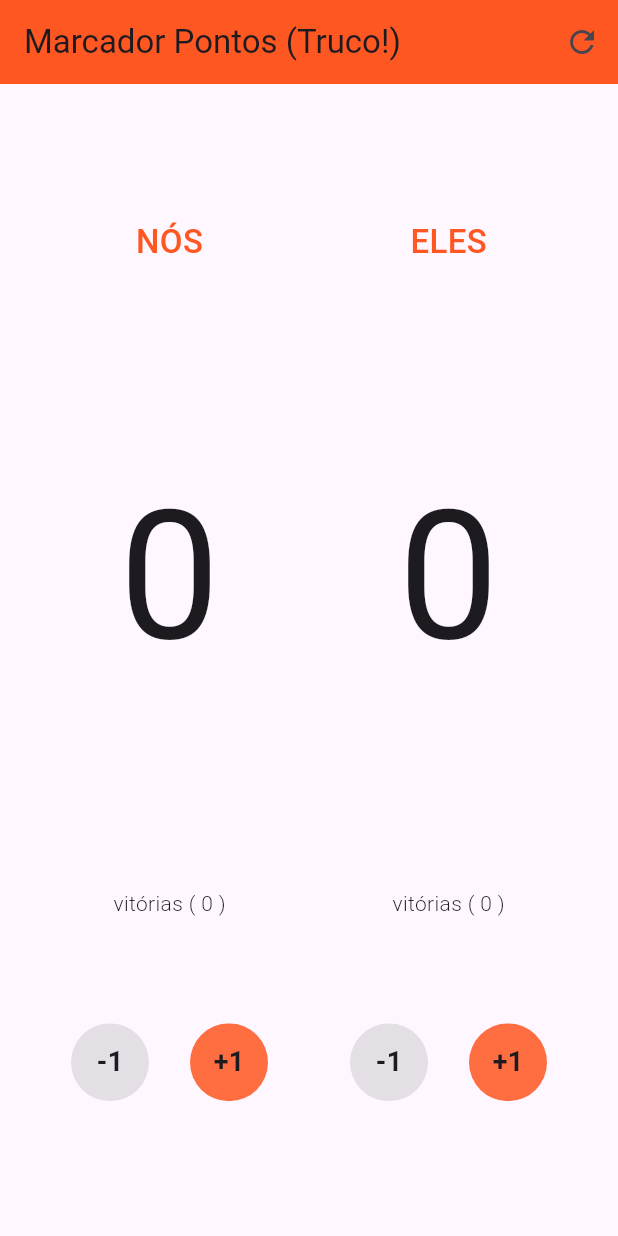
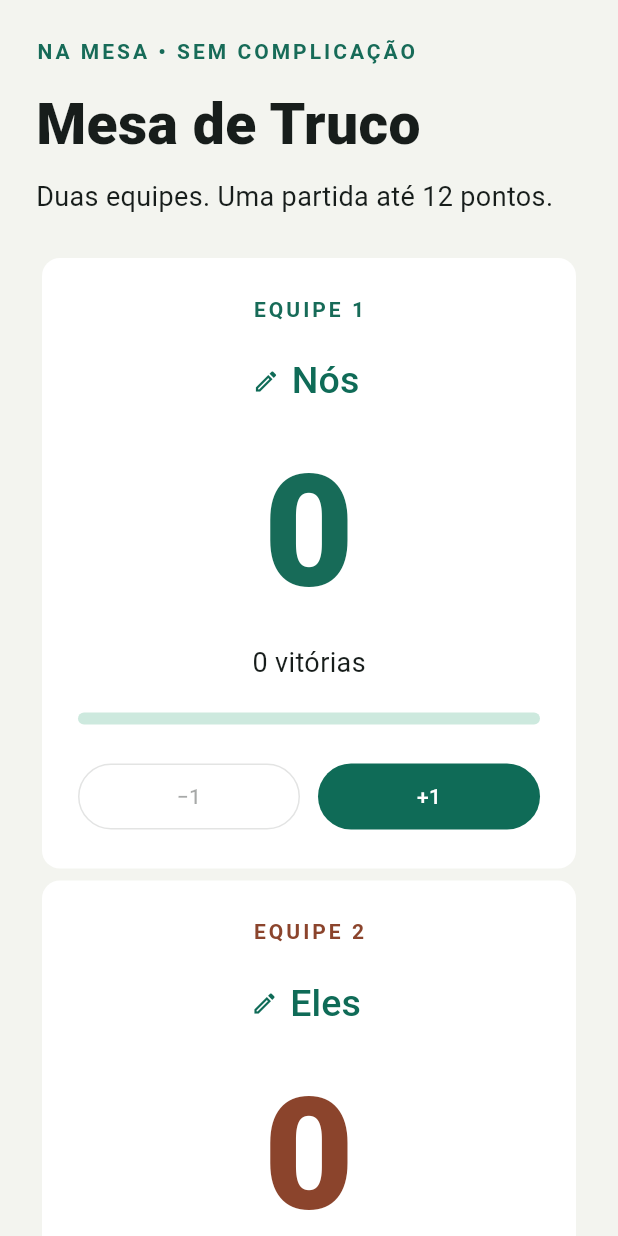
Before and after one commit to kleberandrade/marcador-truco-aulas-flutter, a Flutter app: the screen it shows after launch, on a phone screen of 412 x 824 dp. Run offline on Flutter 3.47's test engine with Material 3 defaults, Android fonts, the phone set to English and light mode, and no system bars; our stand-ins replace shared_preferences.

Commit message:
feat: deliver accessible persistent Truco scoreboard
Extract immutable score transitions, validate team names and snapshots, persist match recovery and redesign responsive team cards. Seven domain/storage/widget tests and Chrome score/reload verification cover the core flows.

```diff
--- /dev/null
+++ b/lib/data/match_store.dart
@@ -0,0 +1,18 @@
+import 'package:shared_preferences/shared_preferences.dart';
+import '../domain/match.dart';
+
+class MatchStore {
+  static const key = 'truco.match.v1';
+  final SharedPreferences preferences;
+  MatchStore(this.preferences);
+  Match load() {
+    final value = preferences.getString(key);
+    return value == null ? Match.initial() : Match.decode(value);
+  }
+
+  Future<void> save(Match game) async {
+    if (!await preferences.setString(key, game.encode())) {
+      throw StateError('Save failed');
+    }
+  }
+}
--- /dev/null
+++ b/lib/domain/match.dart
@@ -0,0 +1,86 @@
+import 'dart:convert';
+
+class Match {
+  final List<String> names;
+  final List<int> scores, wins;
+  Match._(List<String> n, List<int> s, List<int> w)
+    : names = List.unmodifiable(n),
+      scores = List.unmodifiable(s),
+      wins = List.unmodifiable(w);
+  factory Match.initial() => Match._(['Nós', 'Eles'], [0, 0], [0, 0]);
+  int? get winner => scores.contains(12) ? scores.indexOf(12) : null;
+  Match point(int team, int delta) {
+    RangeError.checkValidIndex(team, scores);
+    if (delta != 1 && delta != -1) throw ArgumentError('Use +1 or -1');
+    if (winner != null) return this;
+    final s = [...scores];
+    s[team] = (s[team] + delta).clamp(0, 12);
+    return Match._(names, s, wins);
+  }
+
+  static String validName(String value) {
+    final n = value.trim();
+    if (n.isEmpty || n.length > 24) {
+      throw const FormatException('Use de 1 a 24 caracteres.');
+    }
+    return n;
+  }
+
+  Match rename(int team, String value) {
+    final n = [...names];
+    n[team] = validName(value);
+    return Match._(n, scores, wins);
+  }
+
+  Match restart({bool clearWins = false}) =>
+      Match._(names, [0, 0], clearWins ? [0, 0] : wins);
+  Match confirmWin() {
+    if (winner == null) return this;
+    final w = [...wins];
+    w[winner!]++;
+    return Match._(names, [0, 0], w);
+  }
+
+  Match cancelWin() {
+    if (winner == null) return this;
+    final s = [...scores];
+    s[winner!] = 11;
+    return Match._(names, s, wins);
+  }
+
+  String encode() => jsonEncode({
+    'version': 1,
+    'names': names,
+    'scores': scores,
+    'wins': wins,
+  });
+  factory Match.decode(String source) {
+    final d = jsonDecode(source);
+    if (d is! Map || d['version'] != 1) {
+      throw const FormatException('Unknown save version');
+    }
+    List<int> numbers(String key, int max) {
+      final v = d[key];
+      if (v is! List ||
+          v.length != 2 ||
+          v.any((e) => e is! int || e < 0 || e > max)) {
+        throw const FormatException('Invalid scores');
+      }
+      return v.cast<int>();
+    }
+
+    final n = d['names'];
+    if (n is! List || n.length != 2 || n.any((e) => e is! String)) {
+      throw const FormatException('Invalid names');
+    }
+    final s = numbers('scores', 12);
+    if (s.where((v) => v == 12).length > 1) {
+      throw const FormatException('Two winners');
+    }
+    return Match._(
+      n.cast<String>().map(validName).toList(),
+      s,
+      numbers('wins', 1000000000),
+    );
+  }
+}
--- a/lib/main.dart
+++ b/lib/main.dart
@@ -1,13 +1,43 @@
 import 'package:flutter/material.dart';
-import 'package:marcador_truco/views/home_page.dart';
+import 'package:shared_preferences/shared_preferences.dart';
+import 'data/match_store.dart';
+import 'views/home_page.dart';
 
 void main() {
-  runApp(
-    MaterialApp(
-      debugShowCheckedModeBanner: false,
-      title: 'Marcador de Truco',
-      theme: ThemeData(primarySwatch: Colors.deepOrange),
-      home: HomePage(),
+  WidgetsFlutterBinding.ensureInitialized();
+  runApp(const TrucoApp());
+}
+
+class TrucoApp extends StatelessWidget {
+  const TrucoApp({super.key});
+  @override
+  Widget build(BuildContext context) => MaterialApp(
+    title: 'Mesa de Truco',
+    debugShowCheckedModeBanner: false,
+    theme: ThemeData(
+      useMaterial3: true,
+      colorScheme: ColorScheme.fromSeed(seedColor: const Color(0xff176b58)),
+      scaffoldBackgroundColor: const Color(0xfff3f4ef),
+    ),
+    home: FutureBuilder<SharedPreferences>(
+      future: SharedPreferences.getInstance(),
+      builder: (context, snapshot) {
+        if (snapshot.hasError) {
+          return const Scaffold(
+            body: Center(
+              child: Text(
+                'Não foi possível abrir o armazenamento. Recarregue o app.',
+              ),
+            ),
+          );
+        }
+        if (!snapshot.hasData) {
+          return const Scaffold(
+            body: Center(child: CircularProgressIndicator()),
+          );
+        }
+        return HomePage(store: MatchStore(snapshot.data!));
+      },
     ),
   );
 }
--- a/lib/models/player.dart
+++ /dev/null
@@ -1,7 +0,0 @@
-class Player {
-  String name;
-  int score;
-  int victories;
-
-  Player({this.name, this.score, this.victories});
-}
--- a/lib/views/home_page.dart
+++ b/lib/views/home_page.dart
@@ -1,204 +1,248 @@
 import 'package:flutter/material.dart';
-import 'package:marcador_truco/models/player.dart';
+import '../domain/match.dart';
+import '../data/match_store.dart';
+import '../widgets/team_board.dart';
 
 class HomePage extends StatefulWidget {
+  final MatchStore store;
+  const HomePage({super.key, required this.store});
   @override
-  _HomePageState createState() => _HomePageState();
+  State<HomePage> createState() => _HomePageState();
 }
 
 class _HomePageState extends State<HomePage> {
-  var _playerOne = Player(name: "Nós", score: 0, victories: 0);
-  var _playerTwo = Player(name: "Eles", score: 0, victories: 0);
-
+  Match game = Match.initial();
+  String? error;
+  bool saving = false;
   @override
   void initState() {
     super.initState();
-    _resetPlayers();
-
+    try {
+      game = widget.store.load();
+    } catch (_) {
+      error =
+          'O placar salvo está inválido. Nada foi sobrescrito. Inicie uma nova partida para continuar.';
+    }
+    if (game.winner != null) {
+      WidgetsBinding.instance.addPostFrameCallback((_) => finish());
+    }
   }
 
-  void _resetPlayer({Player player, bool resetVictories = true}) {
+  Future<void> update(Match next) async {
     setState(() {
-      player.score = 0;
-      if (resetVictories) player.victories = 0;
+      game = next;
+      saving = true;
+      error = null;
     });
+    try {
+      await widget.store.save(next);
+    } catch (_) {
+      error =
+          'Falha ao salvar. O placar está apenas nesta sessão. Tente salvar novamente.';
+    }
+    if (mounted) setState(() => saving = false);
   }
 
-  void _resetPlayers({bool resetVictories = true}) {
-    _resetPlayer(player: _playerOne, resetVictories: resetVictories);
-    _resetPlayer(player: _playerTwo, resetVictories: resetVictories);
+  Future<bool> confirm(String title, String message, String action) async =>
+      await showDialog<bool>(
+        context: context,
+        barrierDismissible: false,
+        builder: (context) => PopScope(
+          canPop: false,
+          child: AlertDialog(
+            title: Text(title),
+            content: Text(message),
+            actions: [
+              TextButton(
+                onPressed: () => Navigator.pop(context, false),
+                child: const Text('Cancelar'),
+              ),
+              FilledButton(
+                onPressed: () => Navigator.pop(context, true),
+                child: Text(action),
+              ),
+            ],
+          ),
+        ),
+      ) ??
+      false;
+  Future<void> finish() async {
+    final won = await confirm(
+      'Fim da partida',
+      '${game.names[game.winner!]} chegou a 12. Confirmar vitória e abrir a próxima partida?',
+      'Confirmar vitória',
+    );
+    if (mounted) await update(won ? game.confirmWin() : game.cancelWin());
   }
 
-  @override
-  Widget build(BuildContext context) {
-    return Scaffold(
-      appBar: AppBar(
-        backgroundColor: Colors.deepOrange,
-        title: Text("Marcador Pontos (Truco!)"),
-        actions: <Widget>[
-          IconButton(
-            onPressed: () {
-              _showDialog(
-                  title: 'Zerar',
-                  message:
-                      'Tem certeza que deseja começar novamente a pontuação?',
-                  confirm: () {
-                    _resetPlayers();
-                  });
-            },
-            icon: Icon(Icons.refresh),
-          )
-        ],
-      ),
-      body: Container(padding: EdgeInsets.all(20.0), child: _showPlayers()),
-    );
+  Future<void> point(int team, int delta) async {
+    await update(game.point(team, delta));
+    if (mounted && game.winner != null) await finish();
   }
 
-  Widget _showPlayerBoard(Player player) {
-    return Expanded(
-      flex: 1,
-      child: Column(
-        mainAxisAlignment: MainAxisAlignment.spaceEvenly,
-        crossAxisAlignment: CrossAxisAlignment.center,
-        children: <Widget>[
-          _showPlayerName(player.name),
-          _showPlayerScore(player.score),
-          _showPlayerVictories(player.victories),
-          _showScoreButtons(player),
+  Future<void> rename(int team) async {
+    final controller = TextEditingController(text: game.names[team]);
+    final form = GlobalKey<FormState>();
+    final result = await showDialog<String>(
+      context: context,
+      builder: (context) => AlertDialog(
+        title: const Text('Nome da equipe'),
+        content: Form(
+          key: form,
+          child: TextFormField(
+            controller: controller,
+            autofocus: true,
+            maxLength: 24,
+            decoration: const InputDecoration(labelText: 'Equipe'),
+            validator: (value) {
+              try {
+                Match.validName(value ?? '');
+                return null;
+              } on FormatException catch (e) {
+                return e.message;
+              }
+            },
+          ),
+        ),
+        actions: [
+          TextButton(
+            onPressed: () => Navigator.pop(context),
+            child: const Text('Cancelar'),
+          ),
+          FilledButton(
+            onPressed: () {
+              if (form.currentState!.validate()) {
+                Navigator.pop(context, controller.text);
+              }
+            },
+            child: const Text('Salvar'),
+          ),
         ],
       ),
     );
+    if (result != null && mounted) await update(game.rename(team, result));
+    await Future<void>.delayed(const Duration(milliseconds: 300));
+    controller.dispose();
   }
 
-  Widget _showPlayers() {
-    return Row(
-      mainAxisSize: MainAxisSize.max,
-      mainAxisAlignment: MainAxisAlignment.spaceAround,
-      crossAxisAlignment: CrossAxisAlignment.center,
-      children: <Widget>[
-        _showPlayerBoard(_playerOne),
-        _showPlayerBoard(_playerTwo),
-      ],
-    );
-  }
-
-  Widget _showPlayerName(String name) {
-    return Text(
-      name.toUpperCase(),
-      style: TextStyle(
-          fontSize: 22.0,
-          fontWeight: FontWeight.w500,
-          color: Colors.deepOrange),
-    );
-  }
-
-  Widget _showPlayerVictories(int victories) {
-    return Text(
-      "vitórias ( $victories )",
-      style: TextStyle(fontWeight: FontWeight.w300),
-    );
-  }
-
-  Widget _showPlayerScore(int score) {
-    return Padding(
-      padding: const EdgeInsets.symmetric(vertical: 52.0),
-      child: Text(
-        "$score",
-        style: TextStyle(fontSize: 120.0),
-      ),
-    );
-  }
-
-  Widget _buildRoundedButton(
-      {String text, double size = 52.0, Color color, Function onTap}) {
-    return GestureDetector(
-      onTap: onTap,
-      child: ClipOval(
-        child: Container(
-          color: color,
-          height: size,
-          width: size,
-          child: Center(
-              child: Text(
-            text,
-            style: TextStyle(fontSize: 18.0, fontWeight: FontWeight.bold),
-          )),
+  Widget board(int team) => TeamBoard(
+    game: game,
+    team: team,
+    saving: saving,
+    onRename: () => rename(team),
+    onPoint: (delta) => point(team, delta),
+  );
+  @override
+  Widget build(BuildContext context) => Scaffold(
+    body: SafeArea(
+      child: Center(
+        child: ConstrainedBox(
+          constraints: const BoxConstraints(maxWidth: 1000),
+          child: SingleChildScrollView(
+            padding: const EdgeInsets.all(24),
+            child: Column(
+              crossAxisAlignment: CrossAxisAlignment.start,
+              children: [
+                const Text(
+                  'NA MESA • SEM COMPLICAÇÃO',
+                  style: TextStyle(
+                    letterSpacing: 2,
+                    fontWeight: FontWeight.bold,
+                    color: Color(0xff176b58),
+                  ),
+                ),
+                const SizedBox(height: 12),
+                const Text(
+                  'Mesa de Truco',
+                  style: TextStyle(fontSize: 38, fontWeight: FontWeight.w800),
+                ),
+                const SizedBox(height: 8),
+                const Text(
+                  'Duas equipes. Uma partida até 12 pontos.',
+                  style: TextStyle(fontSize: 18),
+                ),
+                const SizedBox(height: 24),
+                if (error != null)
+                  Card(
+                    child: Padding(
+                      padding: const EdgeInsets.all(16),
+                      child: Column(
+                        children: [
+                          Text(error!),
+                          TextButton(
+                            onPressed: saving ? null : () => update(game),
+                            child: const Text('Salvar placar atual'),
+                          ),
+                        ],
+                      ),
+                    ),
+                  ),
+                if (saving) const LinearProgressIndicator(),
+                LayoutBuilder(
+                  builder: (context, constraints) => constraints.maxWidth >= 650
+                      ? Row(
+                          crossAxisAlignment: CrossAxisAlignment.start,
+                          children: [
+                            Expanded(child: board(0)),
+                            Expanded(child: board(1)),
+                          ],
+                        )
+                      : Column(children: [board(0), board(1)]),
+                ),
+                const SizedBox(height: 16),
+                Wrap(
+                  spacing: 12,
+                  runSpacing: 12,
+                  children: [
+                    OutlinedButton.icon(
+                      icon: const Icon(Icons.refresh),
+                      label: const Text('Nova partida'),
+                      onPressed: saving
+                          ? null
+                          : () async {
+                              if (await confirm(
+                                    'Nova partida?',
+                                    'Os pontos serão zerados. Os nomes e as vitórias serão mantidos.',
+                                    'Reiniciar',
+                                  ) &&
+                                  mounted) {
+                                await update(game.restart());
+                              }
+                            },
+                    ),
+                    TextButton(
+                      onPressed: saving
+                          ? null
+                          : () async {
+                              if (await confirm(
+                                    'Zerar vitórias também?',
+                                    'Todos os pontos e as vitórias serão apagados.',
+                                    'Zerar tudo',
+                                  ) &&
+                                  mounted) {
+                                await update(game.restart(clearWins: true));
+                              }
+                            },
+                      child: const Text('Zerar sessão'),
+                    ),
+                  ],
+                ),
+                const SizedBox(height: 24),
+                Text(
+                  game.scores.every((s) => s == 11)
+                      ? '11 × 11 • Combinem as regras da mão de ferro na mesa.'
+                      : 'Marcação manual • Use +1 e −1 conforme o resultado de cada mão.',
+                ),
+                const SizedBox(height: 8),
+                const Text(
+                  'O placar é salvo neste dispositivo. As regras regionais ficam por conta da mesa.',
+                  style: TextStyle(color: Color(0xff515952)),
+                ),
+              ],
+            ),
+          ),
         ),
       ),
-    );
-  }
-
-  Widget _showScoreButtons(Player player) {
-    return Row(
-      crossAxisAlignment: CrossAxisAlignment.center,
-      mainAxisAlignment: MainAxisAlignment.spaceEvenly,
-      children: <Widget>[
-        _buildRoundedButton(
-          text: '-1',
-          color: Colors.black.withOpacity(0.1),
-          onTap: () {
-            setState(() {
-              player.score--;
-            });
-          },
-        ),
-        _buildRoundedButton(
-          text: '+1',
-          color: Colors.deepOrangeAccent,
-          onTap: () {
-            setState(() {
-              player.score++;
-            });
-
-            if (player.score == 12) {
-              _showDialog(
-                  title: 'Fim do jogo',
-                  message: '${player.name} ganhou!',
-                  confirm: () {
-                    setState(() {
-                      player.victories++;
-                    });
-
-                    _resetPlayers(resetVictories: false);
-                  },
-                  cancel: () {
-                    setState(() {
-                      player.score--;
-                    });
-                  });
-            }
-          },
-        ),
-      ],
-    );
-  }
-
-  void _showDialog(
-      {String title, String message, Function confirm, Function cancel}) {
-    showDialog(
-      context: context,
-      builder: (BuildContext context) {
-        return AlertDialog(
-          title: Text(title),
-          content: Text(message),
-          actions: <Widget>[
-            FlatButton(
-              child: Text("CANCEL"),
-              onPressed: () {
-                Navigator.of(context).pop();
-                if (cancel != null) cancel();
-              },
-            ),
-            FlatButton(
-              child: Text("OK"),
-              onPressed: () {
-                Navigator.of(context).pop();
-                if (confirm != null) confirm();
-              },
-            ),
-          ],
-        );
-      },
-    );
-  }
+    ),
+  );
 }
--- /dev/null
+++ b/lib/widgets/team_board.dart
@@ -0,0 +1,105 @@
+import 'package:flutter/material.dart';
+import '../domain/match.dart';
+
+class TeamBoard extends StatelessWidget {
+  final Match game;
+  final int team;
+  final bool saving;
+  final VoidCallback onRename;
+  final ValueChanged<int> onPoint;
+  const TeamBoard({
+    super.key,
+    required this.game,
+    required this.team,
+    required this.saving,
+    required this.onRename,
+    required this.onPoint,
+  });
+  @override
+  Widget build(BuildContext context) {
+    final color = team == 0 ? const Color(0xff176b58) : const Color(0xff8b442c);
+    return Card(
+      elevation: 0,
+      color: Colors.white,
+      child: Padding(
+        padding: const EdgeInsets.all(24),
+        child: Column(
+          children: [
+            Text(
+              'EQUIPE ${team + 1}',
+              style: TextStyle(
+                color: color,
+                letterSpacing: 2,
+                fontWeight: FontWeight.bold,
+              ),
+            ),
+            const SizedBox(height: 12),
+            TextButton.icon(
+              onPressed: saving ? null : onRename,
+              icon: const Icon(Icons.edit_outlined, size: 18),
+              label: Text(
+                game.names[team],
+                style: const TextStyle(fontSize: 25),
+              ),
+            ),
+            Semantics(
+              label: '${game.names[team]}: ${game.scores[team]} de 12 pontos',
+              child: ExcludeSemantics(
+                child: Text(
+                  '${game.scores[team]}',
+                  style: TextStyle(
+                    fontSize: 104,
+                    fontWeight: FontWeight.w800,
+                    color: color,
+                  ),
+                ),
+              ),
+            ),
+            Text(
+              '${game.wins[team]} vitórias',
+              style: const TextStyle(fontSize: 18),
+            ),
+            const SizedBox(height: 20),
+            ExcludeSemantics(
+              child: LinearProgressIndicator(
+                value: game.scores[team] / 12,
+                color: color,
+                borderRadius: BorderRadius.circular(8),
+                minHeight: 8,
+              ),
+            ),
+            const SizedBox(height: 24),
+            Row(
+              children: [
+                Expanded(
+                  child: OutlinedButton(
+                    onPressed:
+                        saving || game.winner != null || game.scores[team] == 0
+                        ? null
+                        : () => onPoint(-1),
+                    child: const Padding(
+                      padding: EdgeInsets.all(12),
+                      child: Text('−1'),
+                    ),
+                  ),
+                ),
+                const SizedBox(width: 12),
+                Expanded(
+                  child: FilledButton(
+                    onPressed: saving || game.winner != null
+                        ? null
+                        : () => onPoint(1),
+                    child: const Padding(
+                      padding: EdgeInsets.all(12),
+                      child: Text('+1'),
+                    ),
+                  ),
+                ),
+              ],
+            ),
+          ],
+        ),
+      ),
+    );
+  }
+}
```
Also changed, not shown: 2 other files.
